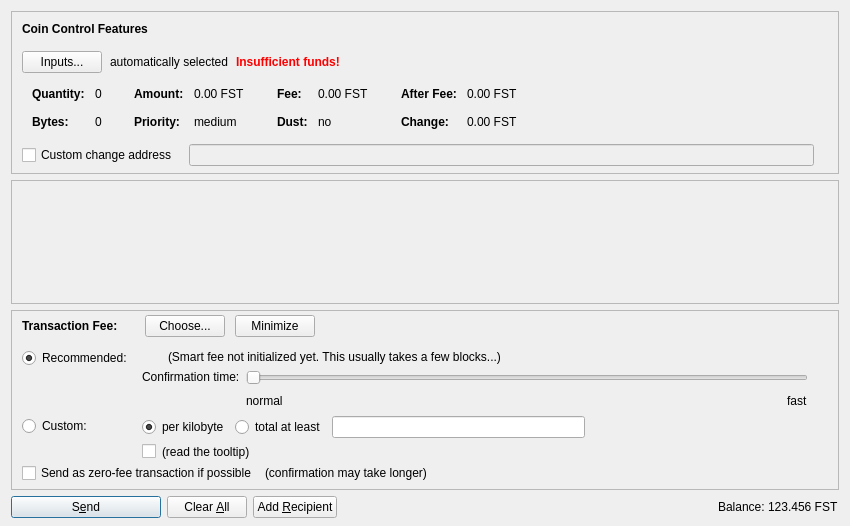
The window that src/qt/forms/sendcoinsdialog.ui (fastcoinproject/fastcoin) describes before a commit, drawn with Qt 5.
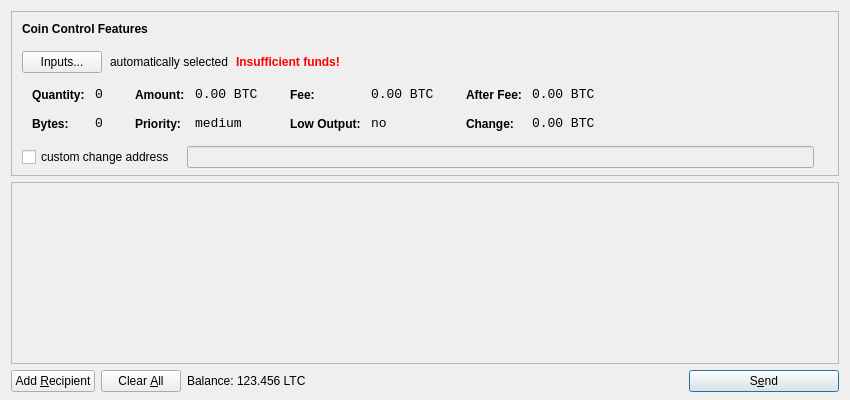
The same window after the commit. Icons and pictures are not drawn. Custom widgets are drawn as their Qt base class.

```diff
--- a/src/qt/forms/sendcoinsdialog.ui
+++ b/src/qt/forms/sendcoinsdialog.ui
@@ -7,13 +7,13 @@
     <x>0</x>
     <y>0</y>
     <width>850</width>
-    <height>526</height>
+    <height>400</height>
    </rect>
   </property>
   <property name="windowTitle">
    <string>Send Coins</string>
   </property>
-  <layout class="QVBoxLayout" name="verticalLayout" stretch="0,1,0,0">
+  <layout class="QVBoxLayout" name="verticalLayout" stretch="0,1,0">
    <property name="bottomMargin">
     <number>8</number>
    </property>
@@ -39,7 +39,7 @@
      </property>
      <layout class="QVBoxLayout" name="verticalLayoutCoinControl2">
       <property name="spacing">
-       <number>0</number>
+       <number>-1</number>
       </property>
       <property name="leftMargin">
        <number>0</number>
@@ -109,9 +109,6 @@
             <property name="text">
              <string>Inputs...</string>
             </property>
-            <property name="autoDefault">
-             <bool>false</bool>
-            </property>
            </widget>
           </item>
           <item>
@@ -176,16 +173,7 @@
            <string notr="true"/>
           </property>
           <layout class="QHBoxLayout" name="horizontalLayoutCoinControl5">
-           <property name="leftMargin">
-            <number>0</number>
-           </property>
-           <property name="topMargin">
-            <number>0</number>
-           </property>
-           <property name="rightMargin">
-            <number>0</number>
-           </property>
-           <property name="bottomMargin">
+           <property name="margin">
             <number>0</number>
            </property>
            <item>
@@ -218,11 +206,8 @@
                </property>
                <item row="0" column="0">
                 <widget class="QLabel" name="labelCoinControlQuantityText">
-                 <property name="font">
-                  <font>
-                   <weight>75</weight>
-                   <bold>true</bold>
-                  </font>
+                 <property name="styleSheet">
+                  <string notr="true">font-weight:bold;</string>
                  </property>
                  <property name="text">
                   <string>Quantity:</string>
@@ -234,6 +219,12 @@
                </item>
                <item row="0" column="1">
                 <widget class="QLabel" name="labelCoinControlQuantity">
+                 <property name="font">
+                  <font>
+                   <family>Monospace</family>
+                   <pointsize>10</pointsize>
+                  </font>
+                 </property>
                  <property name="cursor">
                   <cursorShape>IBeamCursor</cursorShape>
                  </property>
@@ -253,11 +244,8 @@
                </item>
                <item row="1" column="0">
                 <widget class="QLabel" name="labelCoinControlBytesText">
-                 <property name="font">
-                  <font>
-                   <weight>75</weight>
-                   <bold>true</bold>
-                  </font>
+                 <property name="styleSheet">
+                  <string notr="true">font-weight:bold;</string>
                  </property>
                  <property name="text">
                   <string>Bytes:</string>
@@ -266,6 +254,12 @@
                </item>
                <item row="1" column="1">
                 <widget class="QLabel" name="labelCoinControlBytes">
+                 <property name="font">
+                  <font>
+                   <family>Monospace</family>
+                   <pointsize>10</pointsize>
+                  </font>
+                 </property>
                  <property name="cursor">
                   <cursorShape>IBeamCursor</cursorShape>
                  </property>
@@ -301,11 +295,8 @@
                </property>
                <item row="0" column="0">
                 <widget class="QLabel" name="labelCoinControlAmountText">
-                 <property name="font">
-                  <font>
-                   <weight>75</weight>
-                   <bold>true</bold>
-                  </font>
+                 <property name="styleSheet">
+                  <string notr="true">font-weight:bold;</string>
                  </property>
                  <property name="text">
                   <string>Amount:</string>
@@ -317,6 +308,12 @@
                </item>
                <item row="0" column="1">
                 <widget class="QLabel" name="labelCoinControlAmount">
+                 <property name="font">
+                  <font>
+                   <family>Monospace</family>
+                   <pointsize>10</pointsize>
+                  </font>
+                 </property>
                  <property name="cursor">
                   <cursorShape>IBeamCursor</cursorShape>
                  </property>
@@ -324,7 +321,7 @@
                   <enum>Qt::ActionsContextMenu</enum>
                  </property>
                  <property name="text">
-                  <string notr="true">0.00 FST</string>
+                  <string notr="true">0.00 BTC</string>
                  </property>
                  <property name="textInteractionFlags">
                   <set>Qt::LinksAccessibleByMouse|Qt::TextSelectableByKeyboard|Qt::TextSelectableByMouse</set>
@@ -333,11 +330,8 @@
                </item>
                <item row="1" column="0">
                 <widget class="QLabel" name="labelCoinControlPriorityText">
-                 <property name="font">
-                  <font>
-                   <weight>75</weight>
-                   <bold>true</bold>
-                  </font>
+                 <property name="styleSheet">
+                  <string notr="true">font-weight:bold;</string>
                  </property>
                  <property name="text">
                   <string>Priority:</string>
@@ -346,6 +340,12 @@
                </item>
                <item row="1" column="1">
                 <widget class="QLabel" name="labelCoinControlPriority">
+                 <property name="font">
+                  <font>
+                   <family>Monospace</family>
+                   <pointsize>10</pointsize>
+                  </font>
+                 </property>
                  <property name="cursor">
                   <cursorShape>IBeamCursor</cursorShape>
                  </property>
@@ -353,7 +353,7 @@
                   <enum>Qt::ActionsContextMenu</enum>
                  </property>
                  <property name="text">
-                  <string notr="true">medium</string>
+                  <string>medium</string>
                  </property>
                  <property name="textInteractionFlags">
                   <set>Qt::LinksAccessibleByMouse|Qt::TextSelectableByKeyboard|Qt::TextSelectableByMouse</set>
@@ -381,11 +381,8 @@
                </property>
                <item row="0" column="0">
                 <widget class="QLabel" name="labelCoinControlFeeText">
-                 <property name="font">
-                  <font>
-                   <weight>75</weight>
-                   <bold>true</bold>
-                  </font>
+                 <property name="styleSheet">
+                  <string notr="true">font-weight:bold;</string>
                  </property>
                  <property name="text">
                   <string>Fee:</string>
@@ -397,6 +394,12 @@
                </item>
                <item row="0" column="1">
                 <widget class="QLabel" name="labelCoinControlFee">
+                 <property name="font">
+                  <font>
+                   <family>Monospace</family>
+                   <pointsize>10</pointsize>
+                  </font>
+                 </property>
                  <property name="cursor">
                   <cursorShape>IBeamCursor</cursorShape>
                  </property>
@@ -404,7 +407,7 @@
                   <enum>Qt::ActionsContextMenu</enum>
                  </property>
                  <property name="text">
-                  <string notr="true">0.00 FST</string>
+                  <string notr="true">0.00 BTC</string>
                  </property>
                  <property name="textInteractionFlags">
                   <set>Qt::LinksAccessibleByMouse|Qt::TextSelectableByKeyboard|Qt::TextSelectableByMouse</set>
@@ -413,19 +416,22 @@
                </item>
                <item row="1" column="0">
                 <widget class="QLabel" name="labelCoinControlLowOutputText">
-                 <property name="font">
-                  <font>
-                   <weight>75</weight>
-                   <bold>true</bold>
-                  </font>
+                 <property name="styleSheet">
+                  <string notr="true">font-weight:bold;</string>
                  </property>
                  <property name="text">
-                  <string>Dust:</string>
+                  <string>Low Output:</string>
                  </property>
                 </widget>
                </item>
                <item row="1" column="1">
                 <widget class="QLabel" name="labelCoinControlLowOutput">
+                 <property name="font">
+                  <font>
+                   <family>Monospace</family>
+                   <pointsize>10</pointsize>
+                  </font>
+                 </property>
                  <property name="cursor">
                   <cursorShape>IBeamCursor</cursorShape>
                  </property>
@@ -433,7 +439,7 @@
                   <enum>Qt::ActionsContextMenu</enum>
                  </property>
                  <property name="text">
-                  <string notr="true">no</string>
+                  <string>no</string>
                  </property>
                  <property name="textInteractionFlags">
                   <set>Qt::LinksAccessibleByMouse|Qt::TextSelectableByKeyboard|Qt::TextSelectableByMouse</set>
@@ -461,11 +467,8 @@
                </property>
                <item row="0" column="0">
                 <widget class="QLabel" name="labelCoinControlAfterFeeText">
-                 <property name="font">
-                  <font>
-                   <weight>75</weight>
-                   <bold>true</bold>
-                  </font>
+                 <property name="styleSheet">
+                  <string notr="true">font-weight:bold;</string>
                  </property>
                  <property name="text">
                   <string>After Fee:</string>
@@ -477,6 +480,12 @@
                </item>
                <item row="0" column="1">
                 <widget class="QLabel" name="labelCoinControlAfterFee">
+                 <property name="font">
+                  <font>
+                   <family>Monospace</family>
+                   <pointsize>10</pointsize>
+                  </font>
+                 </property>
                  <property name="cursor">
                   <cursorShape>IBeamCursor</cursorShape>
                  </property>
@@ -484,7 +493,7 @@
                   <enum>Qt::ActionsContextMenu</enum>
                  </property>
                  <property name="text">
-                  <string notr="true">0.00 FST</string>
+                  <string notr="true">0.00 BTC</string>
                  </property>
                  <property name="textInteractionFlags">
                   <set>Qt::LinksAccessibleByMouse|Qt::TextSelectableByKeyboard|Qt::TextSelectableByMouse</set>
@@ -493,11 +502,8 @@
                </item>
                <item row="1" column="0">
                 <widget class="QLabel" name="labelCoinControlChangeText">
-                 <property name="font">
-                  <font>
-                   <weight>75</weight>
-                   <bold>true</bold>
-                  </font>
+                 <property name="styleSheet">
+                  <string notr="true">font-weight:bold;</string>
                  </property>
                  <property name="text">
                   <string>Change:</string>
@@ -506,6 +512,12 @@
                </item>
                <item row="1" column="1">
                 <widget class="QLabel" name="labelCoinControlChange">
+                 <property name="font">
+                  <font>
+                   <family>Monospace</family>
+                   <pointsize>10</pointsize>
+                  </font>
+                 </property>
                  <property name="cursor">
                   <cursorShape>IBeamCursor</cursorShape>
                  </property>
@@ -513,7 +525,7 @@
                   <enum>Qt::ActionsContextMenu</enum>
                  </property>
                  <property name="text">
-                  <string notr="true">0.00 FST</string>
+                  <string notr="true">0.00 BTC</string>
                  </property>
                  <property name="textInteractionFlags">
                   <set>Qt::LinksAccessibleByMouse|Qt::TextSelectableByKeyboard|Qt::TextSelectableByMouse</set>
@@ -543,16 +555,13 @@
           </property>
           <item>
            <widget class="QCheckBox" name="checkBoxCoinControlChange">
-            <property name="toolTip">
-             <string>If this is activated, but the change address is empty or invalid, change will be sent to a newly generated address.</string>
-            </property>
             <property name="text">
-             <string>Custom change address</string>
+             <string>custom change address</string>
             </property>
            </widget>
           </item>
           <item>
-           <widget class="QValidatedLineEdit" name="lineEditCoinControlChange">
+           <widget class="QLineEdit" name="lineEditCoinControlChange">
             <property name="enabled">
              <bool>false</bool>
             </property>
@@ -617,20 +626,11 @@
         <x>0</x>
         <y>0</y>
         <width>830</width>
-        <height>68</height>
+        <height>165</height>
        </rect>
       </property>
-      <layout class="QVBoxLayout" name="verticalLayout_2" stretch="0,1">
-       <property name="leftMargin">
-        <number>0</number>
-       </property>
-       <property name="topMargin">
-        <number>0</number>
-       </property>
-       <property name="rightMargin">
-        <number>0</number>
-       </property>
-       <property name="bottomMargin">
+      <layout class="QVBoxLayout" name="verticalLayout_2">
+       <property name="margin">
         <number>0</number>
        </property>
        <item>
@@ -657,616 +657,23 @@
      </widget>
     </widget>
    </item>
-   <item>
-    <widget class="QFrame" name="frameFee">
-     <property name="sizePolicy">
-      <sizepolicy hsizetype="Expanding" vsizetype="Expanding">
-       <horstretch>0</horstretch>
-       <verstretch>0</verstretch>
-      </sizepolicy>
-     </property>
-     <property name="maximumSize">
-      <size>
-       <width>16777215</width>
-       <height>16777215</height>
-      </size>
-     </property>
-     <property name="frameShape">
-      <enum>QFrame::StyledPanel</enum>
-     </property>
-     <property name="frameShadow">
-      <enum>QFrame::Sunken</enum>
-     </property>
-     <layout class="QVBoxLayout" name="verticalLayoutFee1">
-      <property name="spacing">
-       <number>0</number>
-      </property>
-      <property name="leftMargin">
-       <number>0</number>
-      </property>
-      <property name="topMargin">
-       <number>0</number>
-      </property>
-      <property name="rightMargin">
-       <number>0</number>
-      </property>
-      <property name="bottomMargin">
-       <number>0</number>
-      </property>
-      <item>
-       <layout class="QVBoxLayout" name="verticalLayoutFee2" stretch="0,0,0">
-        <property name="spacing">
-         <number>0</number>
-        </property>
-        <property name="leftMargin">
-         <number>10</number>
-        </property>
-        <property name="topMargin">
-         <number>0</number>
-        </property>
-        <item>
-         <layout class="QHBoxLayout" name="horizontalLayoutFee1">
-          <property name="bottomMargin">
-           <number>0</number>
-          </property>
-          <item>
-           <layout class="QVBoxLayout" name="verticalLayoutFee7">
-            <property name="spacing">
-             <number>0</number>
-            </property>
-            <item>
-             <spacer name="verticalSpacerSmartFee">
-              <property name="orientation">
-               <enum>Qt::Vertical</enum>
-              </property>
-              <property name="sizeType">
-               <enum>QSizePolicy::Fixed</enum>
-              </property>
-              <property name="sizeHint" stdset="0">
-               <size>
-                <width>1</width>
-                <height>4</height>
-               </size>
-              </property>
-             </spacer>
-            </item>
-            <item>
-             <layout class="QHBoxLayout" name="horizontalLayoutSmartFee">
-              <property name="spacing">
-               <number>10</number>
-              </property>
-              <item>
-               <widget class="QLabel" name="labelFeeHeadline">
-                <property name="sizePolicy">
-                 <sizepolicy hsizetype="Preferred" vsizetype="Maximum">
-                  <horstretch>0</horstretch>
-                  <verstretch>0</verstretch>
-                 </sizepolicy>
-                </property>
-                <property name="font">
-                 <font>
-                  <weight>75</weight>
-                  <bold>true</bold>
-                 </font>
-                </property>
-                <property name="styleSheet">
-                 <string notr="true">font-weight:bold;</string>
-                </property>
-                <property name="text">
-                 <string>Transaction Fee:</string>
-                </property>
-               </widget>
-              </item>
-              <item>
-               <widget class="QLabel" name="labelFeeMinimized">
-                <property name="text">
-                 <string/>
-                </property>
-               </widget>
-              </item>
-              <item>
-               <widget class="QPushButton" name="buttonChooseFee">
-                <property name="text">
-                 <string>Choose...</string>
-                </property>
-               </widget>
-              </item>
-              <item>
-               <widget class="QPushButton" name="buttonMinimizeFee">
-                <property name="toolTip">
-                 <string>collapse fee-settings</string>
-                </property>
-                <property name="text">
-                 <string>Minimize</string>
-                </property>
-               </widget>
-              </item>
-             </layout>
-            </item>
-            <item>
-             <spacer name="verticalSpacer_5">
-              <property name="orientation">
-               <enum>Qt::Vertical</enum>
-              </property>
-              <property name="sizeHint" stdset="0">
-               <size>
-                <width>1</width>
-                <height>1</height>
-               </size>
-              </property>
-             </spacer>
-            </item>
-           </layout>
-          </item>
-          <item>
-           <spacer name="horizontalSpacer_4">
-            <property name="orientation">
-             <enum>Qt::Horizontal</enum>
-            </property>
-            <property name="sizeHint" stdset="0">
-             <size>
-              <width>40</width>
-              <height>20</height>
-             </size>
-            </property>
-           </spacer>
-          </item>
-         </layout>
-        </item>
-        <item>
-         <widget class="QFrame" name="frameFeeSelection">
-          <layout class="QVBoxLayout" name="verticalLayoutFee12">
-           <property name="spacing">
-            <number>0</number>
-           </property>
-           <property name="leftMargin">
-            <number>0</number>
-           </property>
-           <property name="topMargin">
-            <number>0</number>
-           </property>
-           <property name="rightMargin">
-            <number>0</number>
-           </property>
-           <property name="bottomMargin">
-            <number>0</number>
-           </property>
-           <item>
-            <layout class="QGridLayout" name="gridLayoutFee">
-             <property name="topMargin">
-              <number>10</number>
-             </property>
-             <property name="bottomMargin">
-              <number>4</number>
-             </property>
-             <property name="horizontalSpacing">
-              <number>10</number>
-             </property>
-             <property name="verticalSpacing">
-              <number>4</number>
-             </property>
-             <item row="1" column="1">
-              <layout class="QVBoxLayout" name="verticalLayoutFee8">
-               <property name="spacing">
-                <number>6</number>
-               </property>
-               <item>
-                <layout class="QHBoxLayout" name="horizontalLayoutFee13">
-                 <item>
-                  <widget class="QRadioButton" name="radioCustomPerKilobyte">
-                   <property name="toolTip">
-                    <string>If the custom fee is set to 1000 satoshis and the transaction is only 250 bytes, then &quot;per kilobyte&quot; only pays 250 satoshis in fee, while &quot;at least&quot; pays 1000 satoshis. For transactions bigger than a kilobyte both pay by kilobyte.</string>
-                   </property>
-                   <property name="text">
-                    <string>per kilobyte</string>
-                   </property>
-                   <property name="checked">
-                    <bool>true</bool>
-                   </property>
-                   <attribute name="buttonGroup">
-                    <string notr="true">groupCustomFee</string>
-                   </attribute>
-                  </widget>
-                 </item>
-                 <item>
-                  <widget class="QRadioButton" name="radioCustomAtLeast">
-                   <property name="toolTip">
-                    <string>If the custom fee is set to 1000 satoshis and the transaction is only 250 bytes, then &quot;per kilobyte&quot; only pays 250 satoshis in fee, while &quot;total at least&quot; pays 1000 satoshis. For transactions bigger than a kilobyte both pay by kilobyte.</string>
-                   </property>
-                   <property name="text">
-                    <string>total at least</string>
-                   </property>
-                   <attribute name="buttonGroup">
-                    <string notr="true">groupCustomFee</string>
-                   </attribute>
-                  </widget>
-                 </item>
-                 <item>
-                  <widget class="BitcoinAmountField" name="customFee"/>
-                 </item>
-                 <item>
-                  <spacer name="horizontalSpacer_6">
-                   <property name="orientation">
-                    <enum>Qt::Horizontal</enum>
-                   </property>
-                   <property name="sizeHint" stdset="0">
-                    <size>
-                     <width>1</width>
-                     <height>1</height>
-                    </size>
-                   </property>
-                  </spacer>
-                 </item>
-                </layout>
-               </item>
-               <item>
-                <layout class="QHBoxLayout" name="horizontalLayoutFee8">
-                 <item>
-                  <widget class="QCheckBox" name="checkBoxMinimumFee">
-                   <property name="toolTip">
-                    <string>Paying only the minimum fee is just fine as long as there is less transaction volume than space in the blocks. But be aware that this can end up in a never confirming transaction once there is more demand for fastcoin transactions than the network can process.</string>
-                   </property>
-                   <property name="text">
-                    <string/>
-                   </property>
-                  </widget>
-                 </item>
-                 <item>
-                  <widget class="QLabel" name="labelMinFeeWarning">
-                   <property name="enabled">
-                    <bool>true</bool>
-                   </property>
-                   <property name="toolTip">
-                    <string>Paying only the minimum fee is just fine as long as there is less transaction volume than space in the blocks. But be aware that this can end up in a never confirming transaction once there is more demand for fastcoin transactions than the network can process.</string>
-                   </property>
-                   <property name="text">
-                    <string>(read the tooltip)</string>
-                   </property>
-                   <property name="margin">
-                    <number>5</number>
-                   </property>
-                  </widget>
-                 </item>
-                 <item>
-                  <spacer name="horizontalSpacer_2">
-                   <property name="orientation">
-                    <enum>Qt::Horizontal</enum>
-                   </property>
-                   <property name="sizeHint" stdset="0">
-                    <size>
-                     <width>1</width>
-                     <height>1</height>
-                    </size>
-                   </property>
-                  </spacer>
-                 </item>
-                </layout>
-               </item>
-              </layout>
-             </item>
-             <item row="0" column="0">
-              <layout class="QVBoxLayout" name="verticalLayoutFee4" stretch="0,1">
-               <item>
-                <widget class="QRadioButton" name="radioSmartFee">
-                 <property name="text">
-                  <string>Recommended:</string>
-                 </property>
-                 <property name="checked">
-                  <bool>true</bool>
-                 </property>
-                 <attribute name="buttonGroup">
-                  <string notr="true">groupFee</string>
-                 </attribute>
-                </widget>
-               </item>
-               <item>
-                <spacer name="verticalSpacer_2">
-                 <property name="orientation">
-                  <enum>Qt::Vertical</enum>
-                 </property>
-                 <property name="sizeHint" stdset="0">
-                  <size>
-                   <width>1</width>
-                   <height>1</height>
-                  </size>
-                 </property>
-                </spacer>
-               </item>
-              </layout>
-             </item>
-             <item row="1" column="0">
-              <layout class="QVBoxLayout" name="verticalLayoutFee9" stretch="0,1">
-               <item>
-                <widget class="QRadioButton" name="radioCustomFee">
-                 <property name="text">
-                  <string>Custom:</string>
-                 </property>
-                 <attribute name="buttonGroup">
-                  <string notr="true">groupFee</string>
-                 </attribute>
-                </widget>
-               </item>
-               <item>
-                <spacer name="verticalSpacer_6">
-                 <property name="orientation">
-                  <enum>Qt::Vertical</enum>
-                 </property>
-                 <property name="sizeHint" stdset="0">
-                  <size>
-                   <width>1</width>
-                   <height>1</height>
-                  </size>
-                 </property>
-                </spacer>
-               </item>
-              </layout>
-             </item>
-             <item row="0" column="1">
-              <layout class="QVBoxLayout" name="verticalLayoutFee3" stretch="0,0,1">
-               <property name="spacing">
-                <number>6</number>
-               </property>
-               <property name="topMargin">
-                <number>2</number>
-               </property>
-               <item>
-                <layout class="QHBoxLayout" name="horizontalLayoutFee12">
-                 <item>
-                  <widget class="QLabel" name="labelSmartFee">
-                   <property name="text">
-                    <string/>
-                   </property>
-                   <property name="margin">
-                    <number>2</number>
-                   </property>
-                  </widget>
-                 </item>
-                 <item>
-                  <widget class="QLabel" name="labelFeeEstimation">
-                   <property name="text">
-                    <string/>
-                   </property>
-                  </widget>
-                 </item>
-                 <item>
-                  <widget class="QLabel" name="labelSmartFee2">
-                   <property name="text">
-                    <string>(Smart fee not initialized yet. This usually takes a few blocks...)</string>
-                   </property>
-                   <property name="margin">
-                    <number>2</number>
-                   </property>
-                  </widget>
-                 </item>
-                 <item>
-                  <spacer name="horizontalSpacer_5">
-                   <property name="orientation">
-                    <enum>Qt::Horizontal</enum>
-                   </property>
-                   <property name="sizeHint" stdset="0">
-                    <size>
-                     <width>1</width>
-                     <height>1</height>
-                    </size>
-                   </property>
-                  </spacer>
-                 </item>
-                </layout>
-               </item>
-               <item>
-                <layout class="QHBoxLayout" name="horizontalLayoutFee9">
-                 <item>
-                  <layout class="QVBoxLayout" name="verticalLayoutFee6">
-                   <item>
-                    <widget class="QLabel" name="labelSmartFee3">
-                     <property name="text">
-                      <string>Confirmation time:</string>
-                     </property>
-                     <property name="margin">
-                      <number>2</number>
-                     </property>
-                    </widget>
-                   </item>
-                   <item>
-                    <spacer name="verticalSpacer_3">
-                     <property name="orientation">
-                      <enum>Qt::Vertical</enum>
-                     </property>
-                     <property name="sizeHint" stdset="0">
-                      <size>
-                       <width>1</width>
-                       <height>1</height>
-                      </size>
-                     </property>
-                    </spacer>
-                   </item>
-                  </layout>
-                 </item>
-                 <item>
-                  <layout class="QVBoxLayout" name="verticalLayoutFee5">
-                   <property name="rightMargin">
-                    <number>30</number>
-                   </property>
-                   <item>
-                    <widget class="QSlider" name="sliderSmartFee">
-                     <property name="minimum">
-                      <number>0</number>
-                     </property>
-                     <property name="maximum">
-                      <number>24</number>
-                     </property>
-                     <property name="pageStep">
-                      <number>1</number>
-                     </property>
-                     <property name="value">
-                      <number>0</number>
-                     </property>
-                     <property name="orientation">
-                      <enum>Qt::Horizontal</enum>
-                     </property>
-                     <property name="invertedAppearance">
-                      <bool>false</bool>
-                     </property>
-                     <property name="invertedControls">
-                      <bool>false</bool>
-                     </property>
-                     <property name="tickPosition">
-                      <enum>QSlider::NoTicks</enum>
-                     </property>
-                    </widget>
-                   </item>
-                   <item>
-                    <layout class="QHBoxLayout" name="horizontalLayoutFee10">
-                     <item>
-                      <widget class="QLabel" name="labelSmartFeeNormal">
-                       <property name="text">
-                        <string>normal</string>
-                       </property>
-                      </widget>
-                     </item>
-                     <item>
-                      <spacer name="horizontalSpacer_3">
-                       <property name="orientation">
-                        <enum>Qt::Horizontal</enum>
-                       </property>
-                       <property name="sizeHint" stdset="0">
-                        <size>
-                         <width>40</width>
-                         <height>20</height>
-                        </size>
-                       </property>
-                      </spacer>
-                     </item>
-                     <item>
-                      <widget class="QLabel" name="labelSmartFeeFast">
-                       <property name="text">
-                        <string>fast</string>
-                       </property>
-                      </widget>
-                     </item>
-                    </layout>
-                   </item>
-                  </layout>
-                 </item>
-                </layout>
-               </item>
-               <item>
-                <spacer name="verticalSpacer_4">
-                 <property name="orientation">
-                  <enum>Qt::Vertical</enum>
-                 </property>
-                 <property name="sizeHint" stdset="0">
-                  <size>
-                   <width>1</width>
-                   <height>1</height>
-                  </size>
-                 </property>
-                </spacer>
-               </item>
-              </layout>
-             </item>
-            </layout>
-           </item>
-           <item>
-            <layout class="QHBoxLayout" name="horizontalLayoutFee5" stretch="0,0,0">
-             <property name="spacing">
-              <number>8</number>
-             </property>
-             <property name="bottomMargin">
-              <number>4</number>
-             </property>
-             <item>
-              <widget class="QCheckBox" name="checkBoxFreeTx">
-               <property name="text">
-                <string>Send as zero-fee transaction if possible</string>
-               </property>
-              </widget>
-             </item>
-             <item>
-              <widget class="QLabel" name="labelFreeTx">
-               <property name="text">
-                <string>(confirmation may take longer)</string>
-               </property>
-               <property name="margin">
-                <number>5</number>
-               </property>
-              </widget>
-             </item>
-             <item>
-              <spacer name="horizontalSpacerFee5">
-               <property name="orientation">
-                <enum>Qt::Horizontal</enum>
-               </property>
-               <property name="sizeHint" stdset="0">
-                <size>
-                 <width>1</width>
-                 <height>1</height>
-                </size>
-               </property>
-              </spacer>
-             </item>
-            </layout>
-           </item>
-           <item>
-            <spacer name="verticalSpacerFee2">
-             <property name="orientation">
-              <enum>Qt::Vertical</enum>
-             </property>
-             <property name="sizeHint" stdset="0">
-              <size>
-               <width>1</width>
-               <height>1</height>
-              </size>
-             </property>
-            </spacer>
-           </item>
-          </layout>
-         </widget>
-        </item>
-        <item>
-         <spacer name="verticalSpacerFee">
-          <property name="orientation">
-           <enum>Qt::Vertical</enum>
-          </property>
-          <property name="sizeHint" stdset="0">
-           <size>
-            <width>800</width>
-            <height>1</height>
-           </size>
-          </property>
-         </spacer>
-        </item>
-       </layout>
-      </item>
-     </layout>
-    </widget>
-   </item>
    <item>
     <layout class="QHBoxLayout" name="horizontalLayout">
      <item>
-      <widget class="QPushButton" name="sendButton">
-       <property name="minimumSize">
-        <size>
-         <width>150</width>
-         <height>0</height>
-        </size>
-       </property>
+      <widget class="QPushButton" name="addButton">
        <property name="toolTip">
-        <string>Confirm the send action</string>
+        <string>Send to multiple recipients at once</string>
        </property>
        <property name="text">
-        <string>S&amp;end</string>
+        <string>Add &amp;Recipient</string>
        </property>
        <property name="icon">
         <iconset resource="../bitcoin.qrc">
-         <normaloff>:/icons/send</normaloff>:/icons/send</iconset>
+         <normaloff>:/icons/add</normaloff>:/icons/add</iconset>
        </property>
        <property name="autoDefault">
         <bool>false</bool>
        </property>
-       <property name="default">
-        <bool>true</bool>
-       </property>
       </widget>
      </item>
      <item>
@@ -1278,7 +685,7 @@
         </sizepolicy>
        </property>
        <property name="toolTip">
-        <string>Clear all fields of the form.</string>
+        <string>Remove all transaction fields</string>
        </property>
        <property name="text">
         <string>Clear &amp;All</string>
@@ -1287,41 +694,14 @@
         <iconset resource="../bitcoin.qrc">
          <normaloff>:/icons/remove</normaloff>:/icons/remove</iconset>
        </property>
-       <property name="autoDefault">
-        <bool>false</bool>
+       <property name="autoRepeatDelay">
+        <number>300</number>
        </property>
-      </widget>
-     </item>
-     <item>
-      <widget class="QPushButton" name="addButton">
-       <property name="toolTip">
-        <string>Send to multiple recipients at once</string>
-       </property>
-       <property name="text">
-        <string>Add &amp;Recipient</string>
-       </property>
-       <property name="icon">
-        <iconset resource="../bitcoin.qrc">
-         <normaloff>:/icons/add</normaloff>:/icons/add</iconset>
-       </property>
        <property name="autoDefault">
         <bool>false</bool>
        </property>
       </widget>
      </item>
-     <item>
-      <spacer name="horizontalSpacer">
-       <property name="orientation">
-        <enum>Qt::Horizontal</enum>
-       </property>
-       <property name="sizeHint" stdset="0">
-        <size>
-         <width>40</width>
-         <height>20</height>
-        </size>
-       </property>
-      </spacer>
-     </item>
      <item>
       <layout class="QHBoxLayout" name="horizontalLayout_2">
        <property name="spacing">
@@ -1329,12 +709,6 @@
        </property>
        <item>
         <widget class="QLabel" name="label">
-         <property name="sizePolicy">
-          <sizepolicy hsizetype="Preferred" vsizetype="Fixed">
-           <horstretch>0</horstretch>
-           <verstretch>0</verstretch>
-          </sizepolicy>
-         </property>
          <property name="text">
           <string>Balance:</string>
          </property>
@@ -1342,17 +716,11 @@
        </item>
        <item>
         <widget class="QLabel" name="labelBalance">
-         <property name="sizePolicy">
-          <sizepolicy hsizetype="Preferred" vsizetype="Fixed">
-           <horstretch>0</horstretch>
-           <verstretch>0</verstretch>
-          </sizepolicy>
-         </property>
          <property name="cursor">
           <cursorShape>IBeamCursor</cursorShape>
          </property>
          <property name="text">
-          <string notr="true">123.456 FST</string>
+          <string>123.456 LTC</string>
          </property>
          <property name="textInteractionFlags">
           <set>Qt::LinksAccessibleByMouse|Qt::TextSelectableByKeyboard|Qt::TextSelectableByMouse</set>
@@ -1361,23 +729,46 @@
        </item>
       </layout>
      </item>
+     <item>
+      <spacer name="horizontalSpacer">
+       <property name="orientation">
+        <enum>Qt::Horizontal</enum>
+       </property>
+       <property name="sizeHint" stdset="0">
+        <size>
+         <width>40</width>
+         <height>20</height>
+        </size>
+       </property>
+      </spacer>
+     </item>
+     <item>
+      <widget class="QPushButton" name="sendButton">
+       <property name="minimumSize">
+        <size>
+         <width>150</width>
+         <height>0</height>
+        </size>
+       </property>
+       <property name="toolTip">
+        <string>Confirm the send action</string>
+       </property>
+       <property name="text">
+        <string>S&amp;end</string>
+       </property>
+       <property name="icon">
+        <iconset resource="../bitcoin.qrc">
+         <normaloff>:/icons/send</normaloff>:/icons/send</iconset>
+       </property>
+       <property name="default">
+        <bool>true</bool>
+       </property>
+      </widget>
+     </item>
     </layout>
    </item>
   </layout>
  </widget>
- <customwidgets>
-  <customwidget>
-   <class>QValidatedLineEdit</class>
-   <extends>QLineEdit</extends>
-   <header>qvalidatedlineedit.h</header>
-  </customwidget>
-  <customwidget>
-   <class>BitcoinAmountField</class>
-   <extends>QLineEdit</extends>
-   <header>bitcoinamountfield.h</header>
-   <container>1</container>
-  </customwidget>
- </customwidgets>
  <resources>
   <include location="../bitcoin.qrc"/>
  </resources>
```
Left out of the diff: 4 changed lines with no effect on the pictures.
